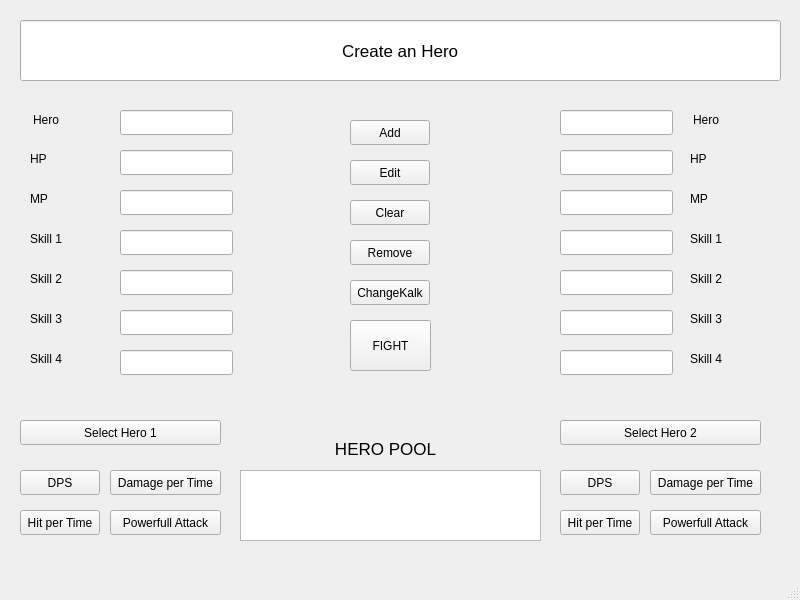
Before: the Qt Designer form GUI/herowindow.ui in Dogemist/Progetto-Kalk-p2, drawn with Qt 5.
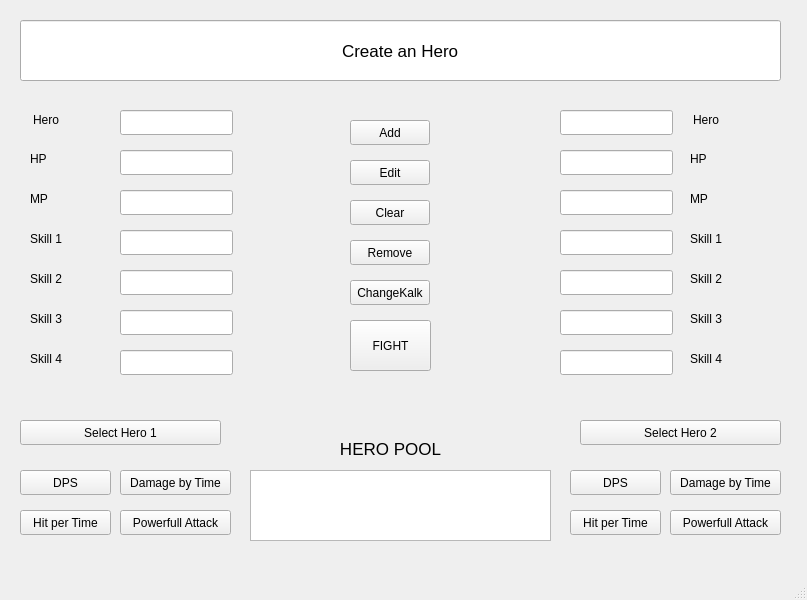
After: the same form once the commit is applied.

Diff of the .ui file:
```diff
--- a/GUI/herowindow.ui
+++ b/GUI/herowindow.ui
@@ -6,7 +6,7 @@
    <rect>
     <x>0</x>
     <y>0</y>
-    <width>800</width>
+    <width>807</width>
     <height>600</height>
    </rect>
   </property>
@@ -433,7 +433,7 @@
    <widget class="QPushButton" name="selectHero2">
     <property name="geometry">
      <rect>
-      <x>560</x>
+      <x>580</x>
       <y>420</y>
       <width>201</width>
       <height>25</height>
@@ -486,7 +486,7 @@
    <widget class="QLabel" name="label">
     <property name="geometry">
      <rect>
-      <x>305</x>
+      <x>310</x>
       <y>439</y>
       <width>161</width>
       <height>20</height>
@@ -507,7 +507,7 @@
    <widget class="QListWidget" name="HList">
     <property name="geometry">
      <rect>
-      <x>240</x>
+      <x>250</x>
       <y>470</y>
       <width>301</width>
       <height>71</height>
@@ -519,7 +519,7 @@
      <rect>
       <x>20</x>
       <y>470</y>
-      <width>80</width>
+      <width>91</width>
       <height>25</height>
      </rect>
     </property>
@@ -532,7 +532,7 @@
      <rect>
       <x>20</x>
       <y>510</y>
-      <width>80</width>
+      <width>91</width>
       <height>25</height>
      </rect>
     </property>
@@ -543,22 +543,22 @@
    <widget class="QPushButton" name="dptH1But">
     <property name="geometry">
      <rect>
-      <x>110</x>
+      <x>120</x>
       <y>470</y>
       <width>111</width>
       <height>25</height>
      </rect>
     </property>
     <property name="text">
-     <string>Damage per Time</string>
+     <string>Damage by Time</string>
     </property>
    </widget>
    <widget class="QPushButton" name="htpH1But_2">
     <property name="geometry">
      <rect>
-      <x>560</x>
+      <x>570</x>
       <y>510</y>
-      <width>80</width>
+      <width>91</width>
       <height>25</height>
      </rect>
     </property>
@@ -569,22 +569,22 @@
    <widget class="QPushButton" name="dptH2But">
     <property name="geometry">
      <rect>
-      <x>650</x>
+      <x>670</x>
       <y>470</y>
       <width>111</width>
       <height>25</height>
      </rect>
     </property>
     <property name="text">
-     <string>Damage per Time</string>
+     <string>Damage by Time</string>
     </property>
    </widget>
    <widget class="QPushButton" name="dpsH2But">
     <property name="geometry">
      <rect>
-      <x>560</x>
+      <x>570</x>
       <y>470</y>
-      <width>80</width>
+      <width>91</width>
       <height>25</height>
      </rect>
     </property>
@@ -621,7 +621,7 @@
    <widget class="QPushButton" name="powButton1">
     <property name="geometry">
      <rect>
-      <x>110</x>
+      <x>120</x>
       <y>510</y>
       <width>111</width>
       <height>25</height>
@@ -634,7 +634,7 @@
    <widget class="QPushButton" name="powBut2">
     <property name="geometry">
      <rect>
-      <x>650</x>
+      <x>670</x>
       <y>510</y>
       <width>111</width>
       <height>25</height>
```
Left out of the diff: 2 changed lines with no effect on the pictures.
